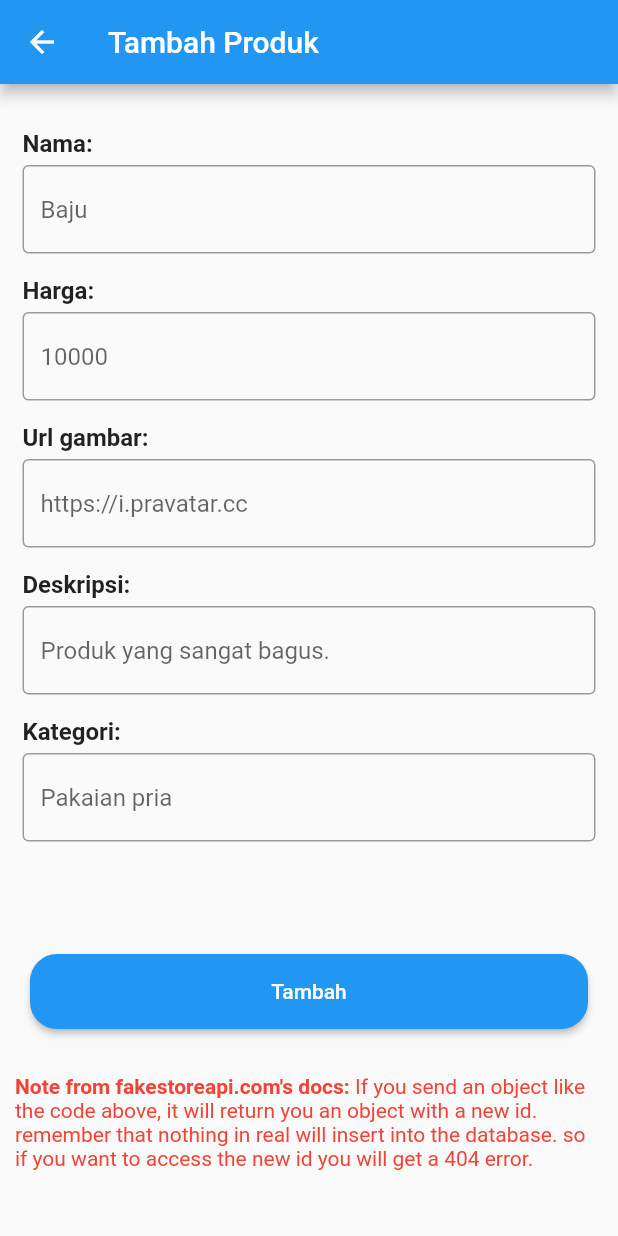
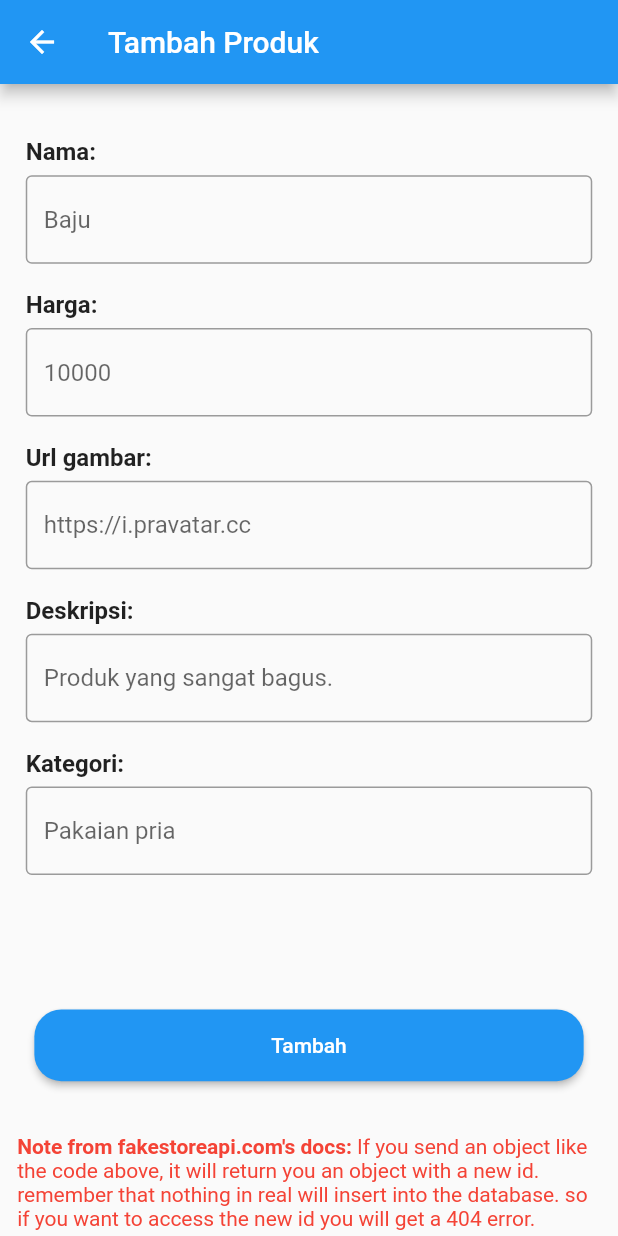
Before and after one commit to edwinkesuma/test_geekgarden, a Flutter app: the screen it shows after launch, after a tap on "Tambah produk", on a phone screen of 412 x 824 dp. Run offline on Flutter 3.47's test engine with Material 2 defaults, Android fonts, the phone set to English and light mode, and no system bars; our stand-ins replace flutter_screenutil, get; network calls fail.

Commit message:
make the size responsive

```diff
--- a/lib/core/common/custom_button.dart
+++ b/lib/core/common/custom_button.dart
@@ -1,6 +1,7 @@
 import 'package:flutter/material.dart';
 import 'package:flutter/src/foundation/key.dart';
 import 'package:flutter/src/widgets/framework.dart';
+import 'package:flutter_screenutil/flutter_screenutil.dart';
 import 'package:get/get.dart';
 
 import '../../feature/products/controller/product_controller.dart';
@@ -14,13 +15,13 @@ class CustomButton extends StatelessWidget {
   @override
   Widget build(BuildContext context) {
     return Padding(
-      padding: const EdgeInsets.symmetric(horizontal: 20),
+      padding: EdgeInsets.symmetric(horizontal: 20.w),
       child: ElevatedButton(
         onPressed: onPress,
         style: ElevatedButton.styleFrom(
-          minimumSize: const Size(
+          minimumSize: Size(
             double.infinity,
-            50,
+            40.h,
           ),
           shape: RoundedRectangleBorder(
             borderRadius: BorderRadius.circular(18),
--- a/lib/core/common/custom_text_field.dart
+++ b/lib/core/common/custom_text_field.dart
@@ -1,4 +1,5 @@
 import 'package:flutter/material.dart';
+import 'package:flutter_screenutil/flutter_screenutil.dart';
 
 class CustomTextField extends StatelessWidget {
   final String title;
@@ -16,7 +17,7 @@ class CustomTextField extends StatelessWidget {
   @override
   Widget build(BuildContext context) {
     return Padding(
-      padding: EdgeInsets.symmetric(horizontal: 15),
+      padding: EdgeInsets.symmetric(horizontal: 15.w),
       child: Column(
         crossAxisAlignment: CrossAxisAlignment.start,
         children: [
@@ -27,8 +28,8 @@ class CustomTextField extends StatelessWidget {
               fontWeight: FontWeight.bold,
             ),
           ),
-          const SizedBox(
-            height: 5,
+          SizedBox(
+            height: 5.h,
           ),
           TextField(
             controller: controller,
--- a/lib/feature/products/screens/add_edit_product_screen.dart
+++ b/lib/feature/products/screens/add_edit_product_screen.dart
@@ -3,6 +3,7 @@ import 'dart:developer';
 import 'package:flutter/material.dart';
 import 'package:flutter/src/foundation/key.dart';
 import 'package:flutter/src/widgets/framework.dart';
+import 'package:flutter_screenutil/flutter_screenutil.dart';
 import 'package:get/get.dart';
 
 import 'package:test_geekgarden/core/common/custom_button.dart';
@@ -37,8 +38,8 @@ class AddEditProductScreen extends StatelessWidget {
       body: SingleChildScrollView(
         child: Column(
           children: [
-            const SizedBox(
-              height: 30,
+            SizedBox(
+              height: 30.h,
             ),
             isEdit
                 ? Column(
@@ -49,8 +50,8 @@ class AddEditProductScreen extends StatelessWidget {
                         controller: idController,
                         isNumber: true,
                       ),
-                      const SizedBox(
-                        height: 15,
+                      SizedBox(
+                        height: 15.h,
                       ),
                     ],
                   )
@@ -60,8 +61,8 @@ class AddEditProductScreen extends StatelessWidget {
               title: "Nama:",
               hintText: "Baju",
             ),
-            const SizedBox(
-              height: 15,
+            SizedBox(
+              height: 15.h,
             ),
             CustomTextField(
               controller: priceController,
@@ -69,32 +70,32 @@ class AddEditProductScreen extends StatelessWidget {
               hintText: "10000",
               isNumber: true,
             ),
-            const SizedBox(
-              height: 15,
+            SizedBox(
+              height: 15.h,
             ),
             CustomTextField(
               controller: imageController,
               title: "Url gambar:",
               hintText: "https://i.pravatar.cc",
             ),
-            const SizedBox(
-              height: 15,
+            SizedBox(
+              height: 15.h,
             ),
             CustomTextField(
               controller: descriptionController,
               title: "Deskripsi:",
               hintText: "Produk yang sangat bagus.",
             ),
-            const SizedBox(
-              height: 15,
+            SizedBox(
+              height: 15.h,
             ),
             CustomTextField(
               controller: categoryController,
               title: "Kategori:",
               hintText: "Pakaian pria",
             ),
-            const SizedBox(
-              height: 75,
+            SizedBox(
+              height: 75.h,
             ),
             CustomButton(
               onPress: () async {
@@ -162,11 +163,11 @@ class AddEditProductScreen extends StatelessWidget {
               },
               title: isEdit ? "Edit" : "Tambah",
             ),
-            const SizedBox(
-              height: 20,
+            SizedBox(
+              height: 20.h,
             ),
             Padding(
-              padding: const EdgeInsets.all(10.0),
+              padding: EdgeInsets.all(10.0.w),
               child: RichText(
                 text: TextSpan(
                     text: 'Note from fakestoreapi.com\'s docs: ',
@@ -181,8 +182,8 @@ class AddEditProductScreen extends StatelessWidget {
                     ]),
               ),
             ),
-            const SizedBox(
-              height: 40,
+            SizedBox(
+              height: 40.h,
             ),
           ],
         ),
--- a/lib/feature/products/screens/main_product_screen.dart
+++ b/lib/feature/products/screens/main_product_screen.dart
@@ -1,6 +1,7 @@
 import 'package:flutter/material.dart';
 import 'package:flutter/src/foundation/key.dart';
 import 'package:flutter/src/widgets/framework.dart';
+import 'package:flutter_screenutil/flutter_screenutil.dart';
 import 'package:get/get.dart';
 import 'package:test_geekgarden/core/common/custom_button.dart';
 import 'package:test_geekgarden/core/common/custom_exit_popup_dialog.dart';
@@ -45,8 +46,8 @@ class MainProductScreen extends StatelessWidget {
                       );
                     });
                   }),
-              const SizedBox(
-                height: 20,
+              SizedBox(
+                height: 20.h,
               ),
               CustomButton(
                   title: "Tambah produk",
@@ -61,8 +62,8 @@ class MainProductScreen extends StatelessWidget {
                           ),
                         ));
                   }),
-              const SizedBox(
-                height: 20,
+              SizedBox(
+                height: 20.h,
               ),
               CustomButton(
                   title: "Edit produk",
@@ -77,8 +78,8 @@ class MainProductScreen extends StatelessWidget {
                           ),
                         ));
                   }),
-              const SizedBox(
-                height: 20,
+              SizedBox(
+                height: 20.h,
               ),
               CustomButton(
                   title: "Hapus produk",
--- a/lib/main.dart
+++ b/lib/main.dart
@@ -1,4 +1,5 @@
 import 'package:flutter/material.dart';
+import 'package:flutter_screenutil/flutter_screenutil.dart';
 import 'package:get/get.dart';
 import 'package:test_geekgarden/feature/products/screens/main_product_screen.dart';
 
@@ -14,6 +15,11 @@
   @override
   Widget build(BuildContext context) {
     final productController = Get.put(ProductController());
+    return ScreenUtilInit(
+      designSize: const Size(360, 690),
+      minTextAdapt: true,
+      splitScreenMode: true,
+      builder: (context, child) {
         return MaterialApp(
           debugShowCheckedModeBanner: false,
           title: 'Geek Garden',
@@ -22,5 +28,7 @@
           ),
           home: MainProductScreen(),
         );
+      },
+    );
   }
 }
--- a/pubspec.yaml
+++ b/pubspec.yaml
@@ -30,6 +30,7 @@ dependencies:
   cupertino_icons: ^1.0.2
   flutter:
     sdk: flutter
+  flutter_screenutil: ^5.6.0
   get: ^4.6.5
   http: ^0.13.5
 
```
Also changed, not shown: lib/core/common/custom_exit_popup_dialog.dart (+4 -3 lines), lib/core/common/custom_loading.dart (+4 -3 lines), lib/feature/products/screens/delete_product_screen.dart (+8 -7 lines), lib/feature/products/screens/result_product_screen.dart (+35 -32 lines), lib/feature/products/screens/show_all_products.dart (+9 -8 lines), pubspec.lock. Lines whose indentation alone changed are shown as unchanged.
